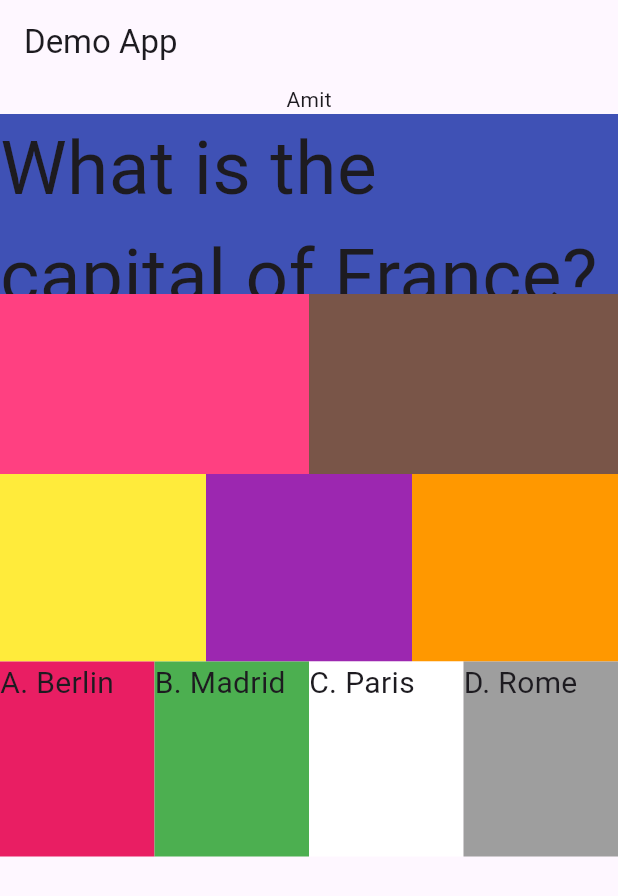
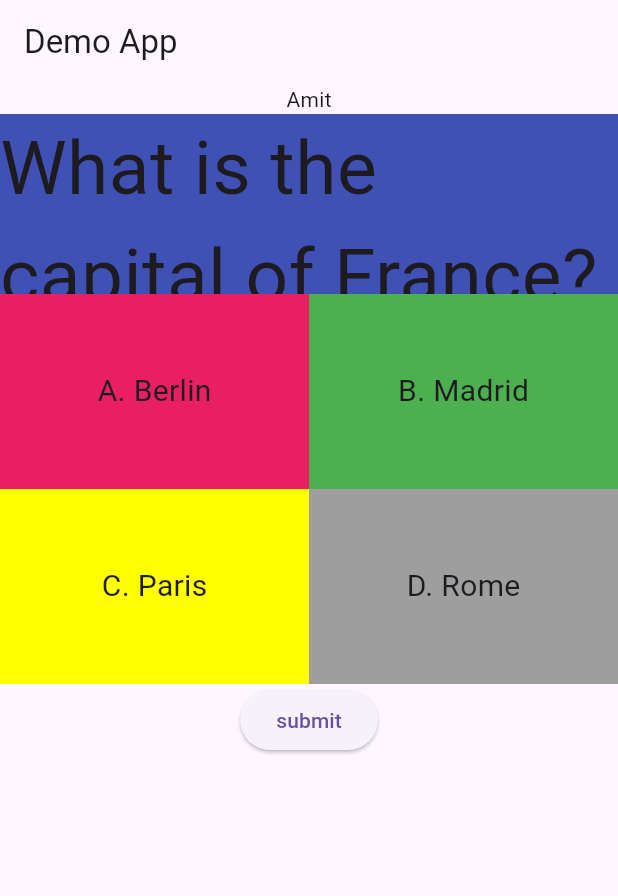
Before and after one commit to amitsingh1130/firstapp, a Flutter app: the screen it shows after launch, on a phone screen of 412 x 824 dp. Shown: the top 896 px of the screen. Run offline on Flutter 3.47's test engine with Material 3 defaults, Android fonts, the light colour scheme and no system bars.

Commit message:
Nesting Row Inside Column and arrange text.

```diff
--- a/lib/newapp.dart
+++ b/lib/newapp.dart
@@ -34,27 +34,28 @@ class Newapp extends StatelessWidget {
                 Row(
                   children: [
                     Expanded(
-                      child: Container(color: Colors.pinkAccent, height: 120),
+                      child: Container(
+                        child: Center(
+                        child: Text(
+                          "A. Berlin",
+                          style: TextStyle(fontSize: 20),
+                        ),
+                        ),
+                        color: Colors.pink,
+                        height: 130,
+                      ),
                     ),
                     Expanded(
-                      child: Container(color: Colors.brown, height: 120),
-                    ),
-                  ],
-                ),
-              ],
-            ),
-            Column(
-              children: [
-                Row(
-                  children: [
-                    Expanded(
-                      child: Container(color: Colors.yellow, height: 125),
-                    ),
-                    Expanded(
-                      child: Container(color: Colors.purple, height: 125),
-                    ),
-                    Expanded(
-                      child: Container(color: Colors.orange, height: 125),
+                      child: Container(
+                        child: Center(
+                        child: Text(
+                          "B. Madrid",
+                          style: TextStyle(fontSize: 20),
+                        ),
+                        ),
+                        color: Colors.green,
+                        height: 130,
+                      ),
                     ),
                   ],
                 ),
@@ -66,34 +67,20 @@ class Newapp extends StatelessWidget {
                   children: [
                     Expanded(
                       child: Container(
-                        child: Text(
-                          "A. Berlin",
-                          style: TextStyle(fontSize: 20),
+                        child:Center(
+                        child: Text("C. Paris", style: TextStyle(fontSize: 20)
                         ),
-                        color: Colors.pink,
+                        ),
+                        color: Colors.yellowAccent,
                         height: 130,
                       ),
                     ),
                     Expanded(
                       child: Container(
-                        child: Text(
-                          "B. Madrid",
-                          style: TextStyle(fontSize: 20),
+                        child:Center(
+                        child: Text("D. Rome", style: TextStyle(fontSize: 20)
                         ),
-                        color: Colors.green,
-                        height: 130,
-                      ),
-                    ),
-                    Expanded(
-                      child: Container(
-                        child: Text("C. Paris", style: TextStyle(fontSize: 20)),
-                        color: Colors.white,
-                        height: 130,
-                      ),
-                    ),
-                    Expanded(
-                      child: Container(
-                        child: Text("D. Rome", style: TextStyle(fontSize: 20)),
+                        ),
                         color: Colors.grey,
                         height: 130,
                       ),
@@ -102,6 +89,8 @@ class Newapp extends StatelessWidget {
                 ),
               ],
             ),
+            ElevatedButton(onPressed: () {}, child: Text("submit")
+            ),
           ],
         ),
       ),
```
